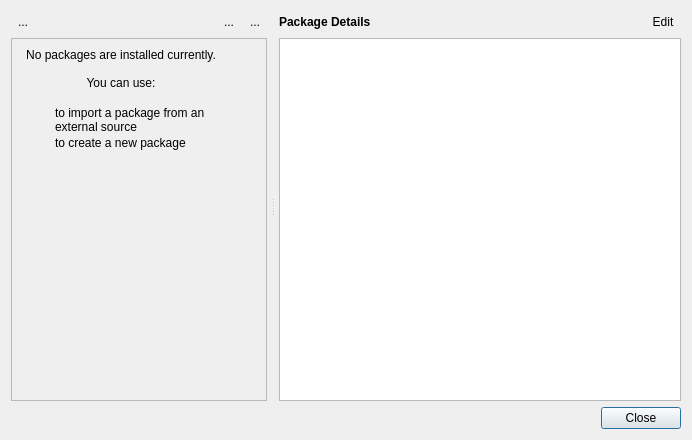
First picture: the form in src/lay/SaltManagerDialog.ui, repository KLayout/klayout, before the edit.
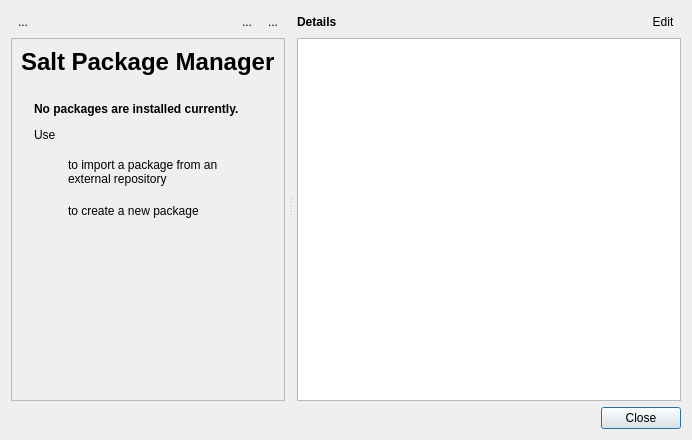
Second picture: the form after the edit. The open tabs and pages were chosen to show the change. Icons and pictures are not drawn. Custom widgets are drawn as their Qt base class.

Commit message: WIP: more functionality for Salt Package Manager

What changed in the file:
```diff
--- a/src/lay/SaltManagerDialog.ui
+++ b/src/lay/SaltManagerDialog.ui
@@ -215,42 +215,101 @@
                   <rect>
                    <x>0</x>
                    <y>0</y>
-                   <width>218</width>
-                   <height>138</height>
+                   <width>320</width>
+                   <height>204</height>
                   </rect>
                  </property>
-                 <layout class="QVBoxLayout" name="verticalLayout_3">
-                  <item>
-                   <widget class="QLabel" name="label_2">
+                 <layout class="QGridLayout" name="gridLayout_2">
+                  <item row="3" column="1">
+                   <spacer name="verticalSpacer">
+                    <property name="orientation">
+                     <enum>Qt::Vertical</enum>
+                    </property>
+                    <property name="sizeHint" stdset="0">
+                     <size>
+                      <width>20</width>
+                      <height>40</height>
+                     </size>
+                    </property>
+                   </spacer>
+                  </item>
+                  <item row="2" column="0">
+                   <widget class="QLabel" name="label_4">
+                    <property name="text">
+                     <string/>
+                    </property>
+                    <property name="pixmap">
+                     <pixmap resource="layResources.qrc">:/salt.png</pixmap>
+                    </property>
+                   </widget>
+                  </item>
+                  <item row="0" column="0" colspan="2">
+                   <widget class="QLabel" name="label_3">
                     <property name="sizePolicy">
-                     <sizepolicy hsizetype="Fixed" vsizetype="Preferred">
+                     <sizepolicy hsizetype="Preferred" vsizetype="Fixed">
                       <horstretch>0</horstretch>
                       <verstretch>0</verstretch>
                      </sizepolicy>
                     </property>
+                    <property name="font">
+                     <font>
+                      <pointsize>9</pointsize>
+                      <weight>50</weight>
+                      <bold>false</bold>
+                     </font>
+                    </property>
+                    <property name="text">
+                     <string>&lt;h1&gt;Salt Package Manager&lt;/h1&gt;</string>
+                    </property>
+                   </widget>
+                  </item>
+                  <item row="2" column="1">
+                   <widget class="QLabel" name="label_2">
+                    <property name="sizePolicy">
+                     <sizepolicy hsizetype="Preferred" vsizetype="Preferred">
+                      <horstretch>1</horstretch>
+                      <verstretch>0</verstretch>
+                     </sizepolicy>
+                    </property>
                     <property name="minimumSize">
                      <size>
-                      <width>200</width>
+                      <width>0</width>
                       <height>0</height>
                      </size>
                     </property>
                     <property name="text">
-                     <string>&lt;html&gt;&lt;body&gt;&lt;center&gt;No packages are installed currently.&lt;br&gt;&lt;br&gt;You can use:&lt;br&gt;
-&lt;/center&gt;
+                     <string>&lt;html&gt;&lt;body&gt;&lt;h4&gt;No packages are installed currently.&lt;/h4&gt;&lt;p&gt;Use&lt;br/&gt;
 &lt;table&gt;
-  &lt;tr&gt;&lt;td width=&quot;30&quot;&gt;&lt;a href=&quot;:import&quot;&gt;&lt;img src=&quot;:/import.png&quot;&gt;&lt;/a&gt;&lt;/td&gt;&lt;td&gt;to import a package from an external source&lt;/td&gt;&lt;/tr&gt;
+  &lt;tr&gt;&lt;td width=&quot;30&quot;&gt;&lt;a href=&quot;:import&quot;&gt;&lt;img src=&quot;:/import.png&quot;&gt;&lt;/a&gt;&lt;/td&gt;&lt;td&gt;to import a package from an&lt;br/&gt;external repository&lt;/td&gt;&lt;/tr&gt;
+  &lt;tr&gt;&lt;/tr&gt;
   &lt;tr&gt;&lt;td&gt;&lt;a href=&quot;:add&quot;&gt;&lt;img src=&quot;:/add.png&quot;&gt;&lt;/a&gt;&lt;/td&gt;&lt;td&gt;to create a new package&lt;/td&gt;&lt;/tr&gt;
 &lt;/table&gt;
 &lt;/body&gt;&lt;/html&gt;</string>
                     </property>
                     <property name="alignment">
-                     <set>Qt::AlignHCenter|Qt::AlignTop</set>
+                     <set>Qt::AlignLeading|Qt::AlignLeft|Qt::AlignVCenter</set>
                     </property>
                     <property name="wordWrap">
-                     <bool>true</bool>
+                     <bool>false</bool>
                     </property>
                    </widget>
                   </item>
+                  <item row="1" column="0" colspan="2">
+                   <spacer name="verticalSpacer_2">
+                    <property name="orientation">
+                     <enum>Qt::Vertical</enum>
+                    </property>
+                    <property name="sizeType">
+                     <enum>QSizePolicy::Fixed</enum>
+                    </property>
+                    <property name="sizeHint" stdset="0">
+                     <size>
+                      <width>20</width>
+                      <height>20</height>
+                     </size>
+                    </property>
+                   </spacer>
+                  </item>
                  </layout>
                 </widget>
                </widget>
@@ -299,7 +358,7 @@
           </font>
          </property>
          <property name="text">
-          <string>Package Details</string>
+          <string>Details</string>
          </property>
         </widget>
        </item>
@@ -321,7 +380,11 @@
         </widget>
        </item>
        <item row="1" column="0" colspan="2">
-        <widget class="QTextBrowser" name="textBrowser"/>
+        <widget class="lay::SaltGrainDetailsTextWidget" name="details_text">
+         <property name="openExternalLinks">
+          <bool>true</bool>
+         </property>
+        </widget>
        </item>
       </layout>
      </widget>
@@ -393,6 +456,13 @@
    </property>
   </action>
  </widget>
+ <customwidgets>
+  <customwidget>
+   <class>lay::SaltGrainDetailsTextWidget</class>
+   <extends>QTextBrowser</extends>
+   <header>laySaltGrainDetailsTextWidget.h</header>
+  </customwidget>
+ </customwidgets>
  <tabstops>
   <tabstop>salt_view</tabstop>
   <tabstop>toolButton_4</tabstop>
```
Left out of the diff: 53 changed lines with no effect on the pictures. The commit also changes 12 other files.
